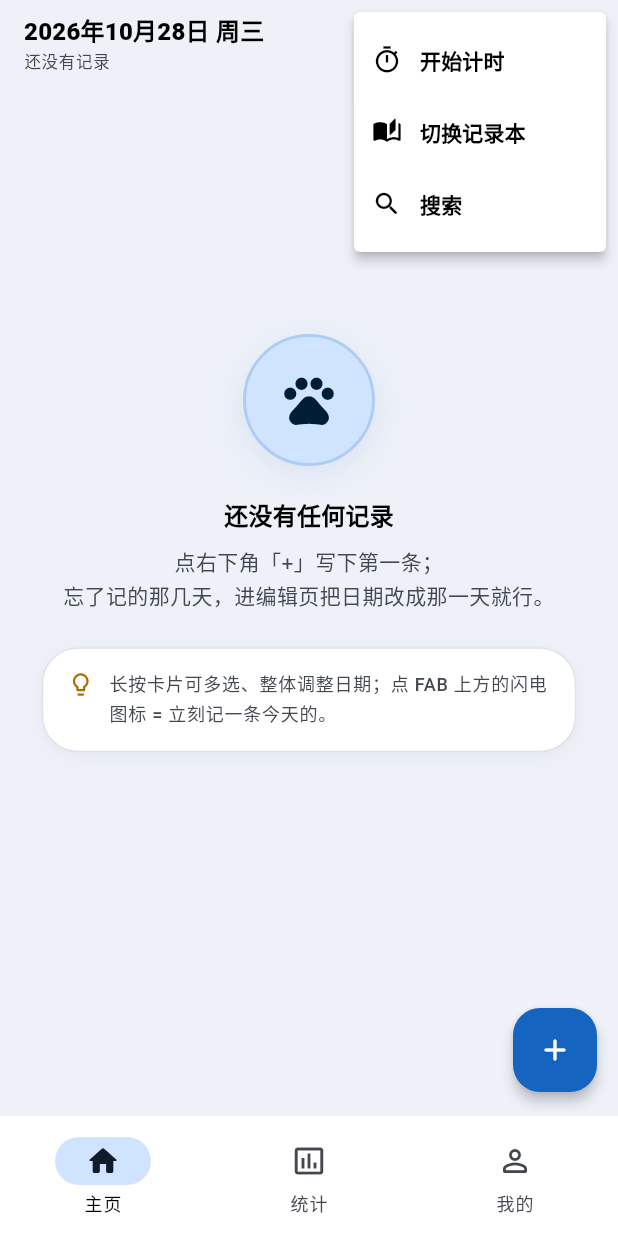
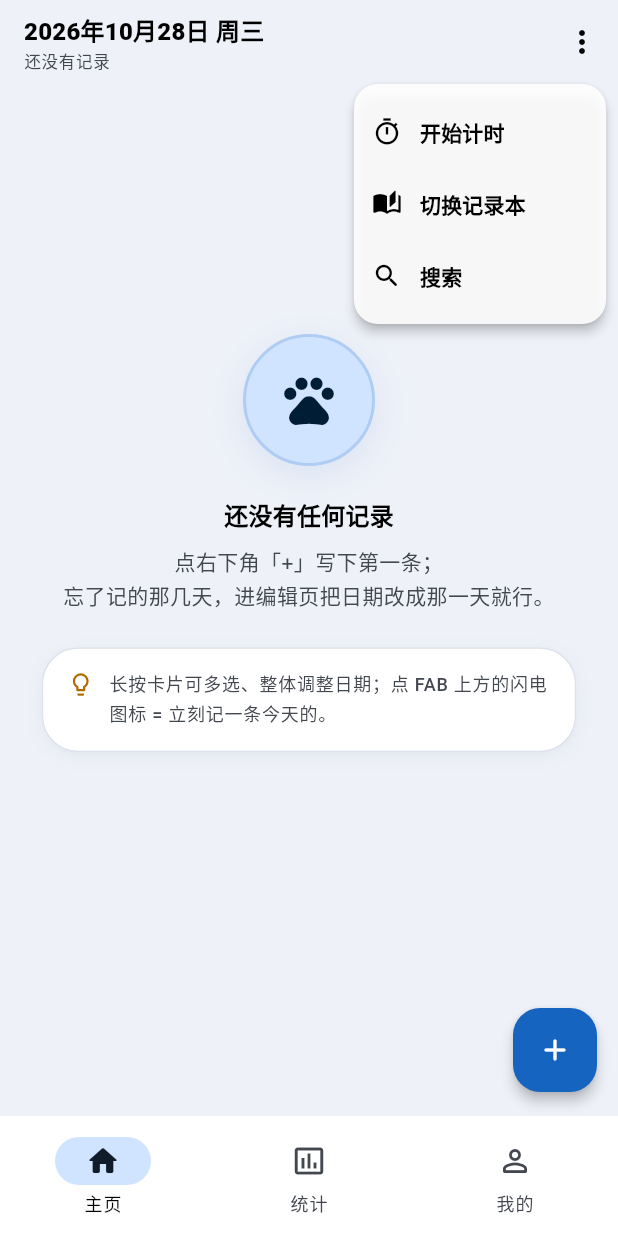
Before and after one commit to rpniu/vestige, a Flutter app: the screen it shows after launch, after a tap on the "more vert" icon, on a phone screen of 412 x 824 dp. Run offline on Flutter 3.47's test engine with Material 3 defaults, Android fonts, the phone set to English and light mode, and no system bars; our stand-ins replace drift, fl_chart, flex_color_scheme, flutter_riverpod, go_router, package_info_plus and 2 more; missing offline and left inert: file_selector; accounts and stored records are empty; generated files the repository leaves out were written again.

Commit message:
style(home): 右上角菜单落到按钮下方并改半透明
PopupMenuButton 默认 PopupMenuPosition.over，菜单顶边与按钮顶边对齐，整块浮层压在 ⋮ 上；只调 offset 只是在其内部挪动，图标仍被盖住。改为 under 后定位基准变成按钮下沿，offset(0,12) 实测得到 8 的间距。

卡面改为 alpha 0.9 半透明，可隐约透出身后的记录列表；surfaceTintColor 显式置透明，否则 Material 3 的 elevation 染色会盖在 color 之上把半透明抹平。圆角由默认 4 对齐到 VestigeRadius.small（16）。

验证：flutter analyze 无问题；flutter test test/widget 119 passed。

```diff
--- a/lib/presentation/screens/home_screen.dart
+++ b/lib/presentation/screens/home_screen.dart
@@ -743,8 +743,23 @@ class _AppBarMenu extends StatelessWidget {
     return PopupMenuButton<_MenuAction>(
       tooltip: '更多',
       icon: const Icon(Icons.more_vert_rounded),
-      // 与页面同族的实色底（默认的 surfaceContainer 在这套主题里偏灰）
-      color: surfaces.card,
+      // 菜单落在按钮**下方**（2026-10-28 用户要求）。
+      // PopupMenuButton 默认是 PopupMenuPosition.over —— 菜单顶边与按钮顶边
+      // 对齐，整块浮层压在 ⋮ 上，只给 offset 加纵向偏移只是在按钮内部挪动，
+      // 图标依旧被盖住。改为 under 后定位基准变成按钮下沿。
+      // under 会先按按钮内边距回收一点，实测（412×892）12 换来的间距是 8：
+      // 既脱离图标，又不至于让菜单显得飘在半个屏幕之外。
+      position: PopupMenuPosition.under,
+      offset: const Offset(0, 12),
+      // 半透明卡面（同一次要求）：0.9 的不透明度能隐约透出身后的记录列表，
+      // 又足以保证菜单文字的可读性。
+      // surfaceTintColor 必须显式置透明 —— Material 3 的 elevation 染色是
+      // 叠在 color 之上的一层不透明色，保留它会把半透明效果抹平。
+      color: surfaces.card.withValues(alpha: 0.9),
+      surfaceTintColor: Colors.transparent,
+      // 圆角对齐项目的小卡片档（16）：默认 4 在这套圆角语言里过于锐利，
+      // 半透明浮块尤其明显。
+      shape: RoundedRectangleBorder(borderRadius: VestigeRadius.smallAll),
       onSelected: (_MenuAction action) {
         switch (action) {
           case _MenuAction.startTimer:
```
